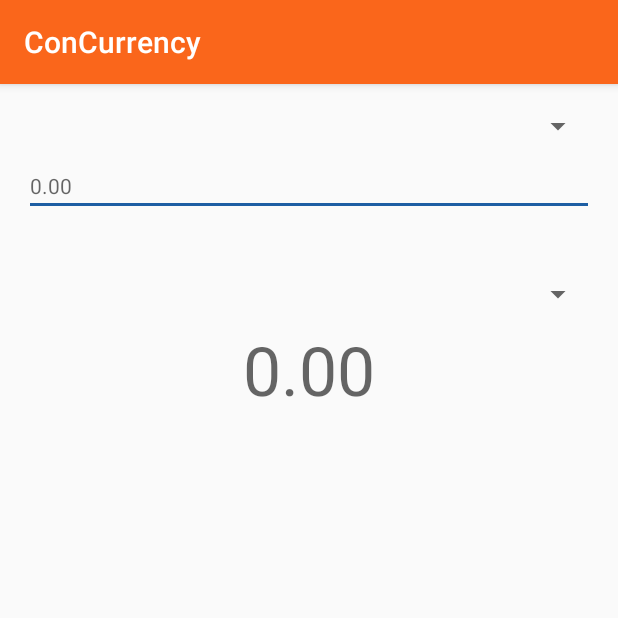
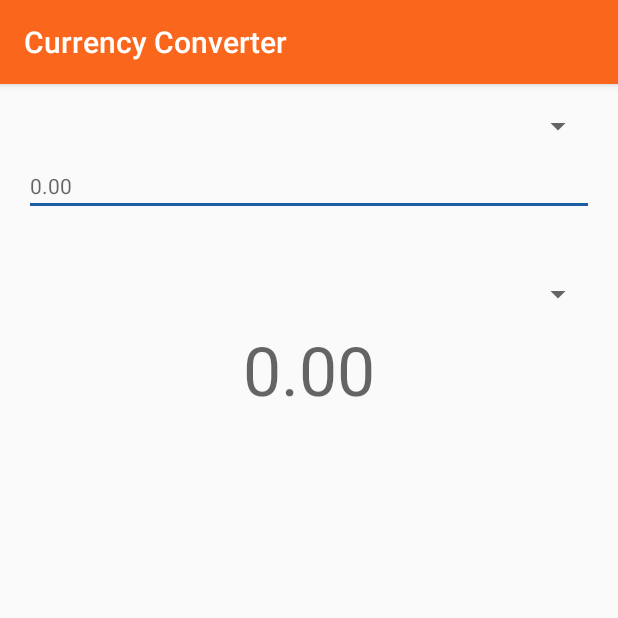
Before and after one commit to mdpearce/mobile-app-concurrency-android, an Android app: the screen it shows after launch (ConverterActivity), on a phone screen of 412 x 824 dp, the top half of it. Run offline under Robolectric (Android 15) with nearby library versions, the phone set to English and light mode, and no system bars; our stand-ins replace ButterKnife.

Commit message:
Set title of main activity

```diff
--- a/app/src/main/java/com/neaniesoft/concurrency/converter/ConverterActivity.java
+++ b/app/src/main/java/com/neaniesoft/concurrency/converter/ConverterActivity.java
@@ -21,6 +21,7 @@ public class ConverterActivity extends AppCompatActivity {
     protected void onCreate(Bundle savedInstanceState) {
         super.onCreate(savedInstanceState);
         setContentView(R.layout.activity_converter);
+        setTitle(R.string.converter_title);
         Toolbar toolbar = (Toolbar) findViewById(R.id.toolbar);
         setSupportActionBar(toolbar);
 
--- a/app/src/main/res/values/strings.xml
+++ b/app/src/main/res/values/strings.xml
@@ -35,4 +35,5 @@
     <string name="currency_usd">US Dollar</string>
     <string name="currency_zar">Rand</string>
     <string name="no_currencies">No currency rates. Please ensure you\'re connected to the internet to fetch them</string>
+    <string name="converter_title">Currency Converter</string>
 </resources>
```
